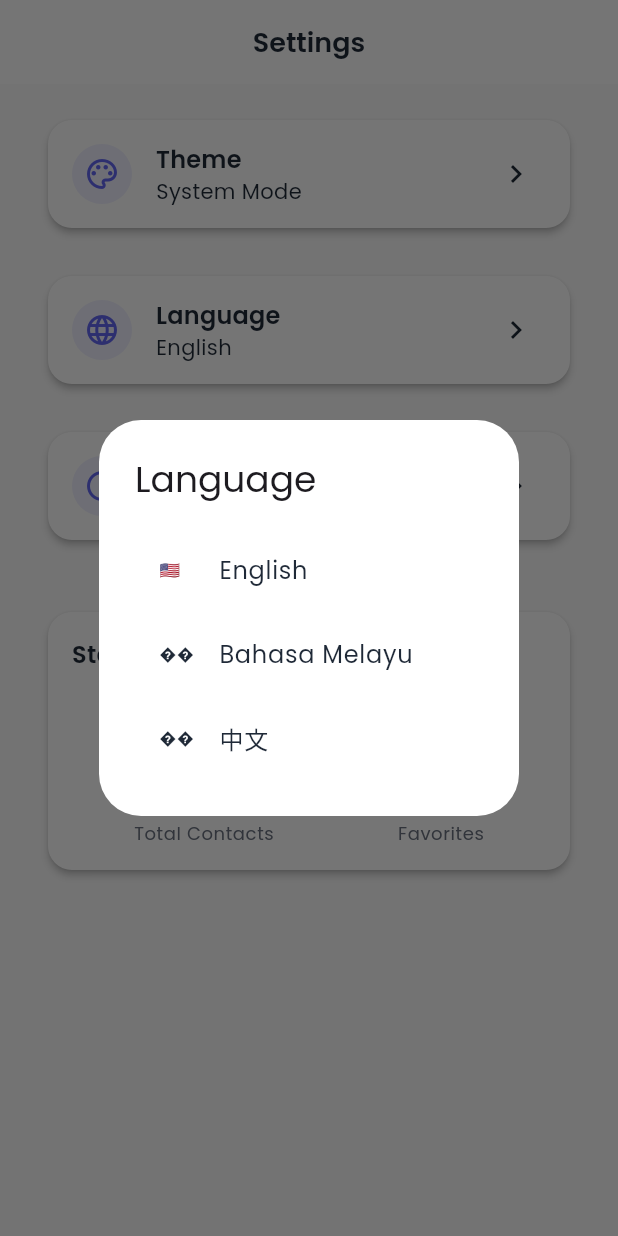
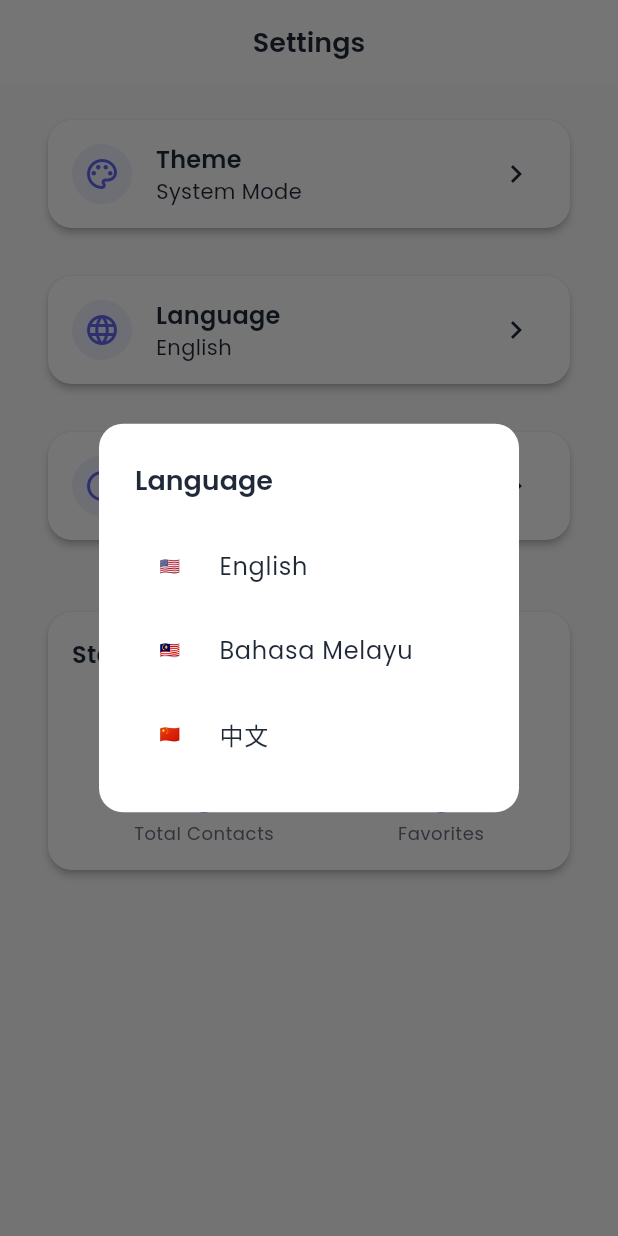
Before and after one commit to utsobe/datum-address-book, a Flutter app: the SettingsView screen opened directly, after a tap on "Language", on a phone screen of 412 x 824 dp. Run offline on Flutter 3.47's test engine with Material 3 defaults, Android fonts, the phone set to English and light mode, and no system bars; our stand-ins replace get, google_fonts, hive, hive_flutter, image_picker, permission_handler; accounts and stored records are empty.

```diff
--- a/lib/app/modules/settings/views/settings_view.dart
+++ b/lib/app/modules/settings/views/settings_view.dart
@@ -294,7 +294,7 @@ class SettingsView extends GetView<SettingsController> {
             ),
             ListTile(
               title: const Text('Bahasa Melayu'),
-              leading: const Text('��'),
+              leading: const Text('🇲🇾'),
               onTap: () {
                 controller.changeLanguage('ms');
                 Navigator.pop(context);
@@ -302,7 +302,7 @@ class SettingsView extends GetView<SettingsController> {
             ),
             ListTile(
               title: const Text('中文'),
-              leading: const Text('��'),
+              leading: const Text('🇨🇳'),
               onTap: () {
                 controller.changeLanguage('zh');
                 Navigator.pop(context);
```
Also changed, not shown: lib/app/core/services/themes/app_themes.dart (+28 -0 lines).
